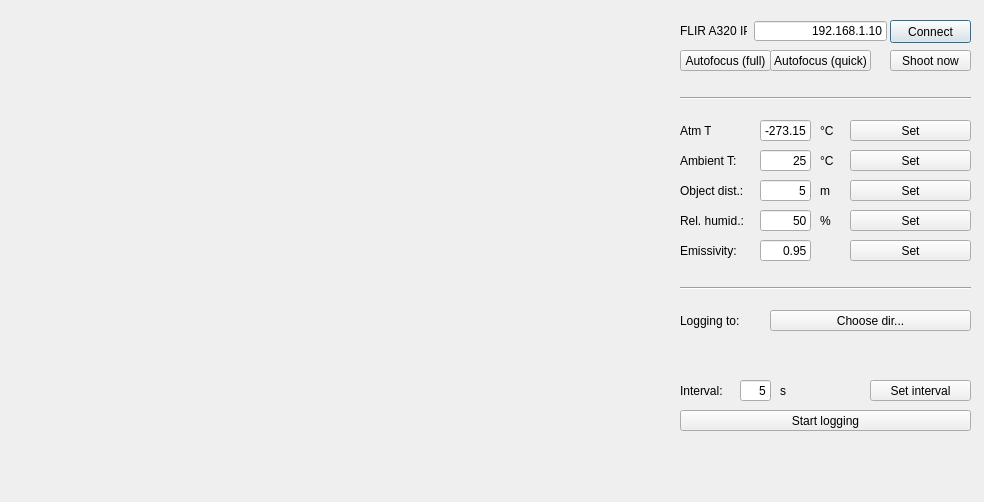
The window that Interface.ui (uglymie/flir-a300-control-and-display) describes before a commit, drawn with Qt 5.
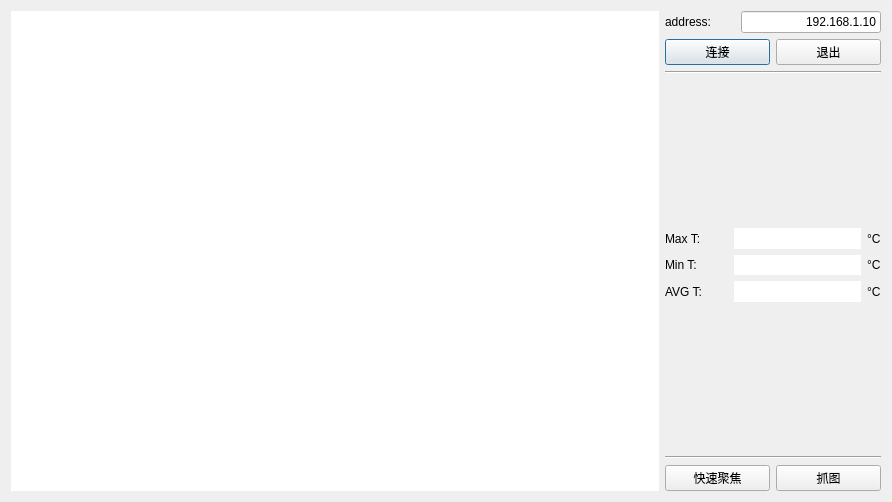
The same window after the commit.

Diff of the .ui file:
```diff
--- a/Interface.ui
+++ b/Interface.ui
@@ -6,7 +6,7 @@
    <rect>
     <x>0</x>
     <y>0</y>
-    <width>984</width>
+    <width>892</width>
     <height>502</height>
    </rect>
   </property>
@@ -16,534 +16,211 @@
   <property name="locale">
    <locale language="English" country="Israel"/>
   </property>
-  <widget class="QLineEdit" name="flirIP">
-   <property name="geometry">
-    <rect>
-     <x>754</x>
-     <y>21</y>
-     <width>133</width>
-     <height>20</height>
-    </rect>
-   </property>
-   <property name="text">
-    <string>192.168.1.10</string>
-   </property>
-   <property name="alignment">
-    <set>Qt::AlignRight|Qt::AlignTrailing|Qt::AlignVCenter</set>
-   </property>
-  </widget>
-  <widget class="QLabel" name="label_2">
-   <property name="geometry">
-    <rect>
-     <x>680</x>
-     <y>20</y>
-     <width>67</width>
-     <height>21</height>
-    </rect>
-   </property>
-   <property name="text">
-    <string>FLIR A320 IP:</string>
-   </property>
-  </widget>
-  <widget class="Line" name="line">
-   <property name="geometry">
-    <rect>
-     <x>680</x>
-     <y>280</y>
-     <width>291</width>
-     <height>16</height>
-    </rect>
-   </property>
-   <property name="orientation">
-    <enum>Qt::Horizontal</enum>
-   </property>
-  </widget>
-  <widget class="QPushButton" name="connect">
-   <property name="geometry">
-    <rect>
-     <x>890</x>
-     <y>20</y>
-     <width>81</width>
-     <height>23</height>
-    </rect>
-   </property>
-   <property name="text">
-    <string>Connect</string>
-   </property>
-  </widget>
-  <widget class="QLabel" name="label_22">
-   <property name="geometry">
-    <rect>
-     <x>820</x>
-     <y>120</y>
-     <width>21</width>
-     <height>21</height>
-    </rect>
-   </property>
-   <property name="text">
-    <string>°C</string>
-   </property>
-  </widget>
-  <widget class="Line" name="line_5">
-   <property name="geometry">
-    <rect>
-     <x>680</x>
-     <y>90</y>
-     <width>291</width>
-     <height>16</height>
-    </rect>
-   </property>
-   <property name="orientation">
-    <enum>Qt::Horizontal</enum>
-   </property>
-  </widget>
-  <widget class="QLabel" name="label_20">
-   <property name="geometry">
-    <rect>
-     <x>680</x>
-     <y>120</y>
-     <width>31</width>
-     <height>21</height>
-    </rect>
-   </property>
-   <property name="text">
-    <string>Atm T:</string>
-   </property>
-  </widget>
-  <widget class="QLineEdit" name="atmT">
-   <property name="geometry">
-    <rect>
-     <x>760</x>
-     <y>120</y>
-     <width>51</width>
-     <height>21</height>
-    </rect>
-   </property>
-   <property name="text">
-    <string>-273.15</string>
-   </property>
-   <property name="alignment">
-    <set>Qt::AlignRight|Qt::AlignTrailing|Qt::AlignVCenter</set>
-   </property>
-  </widget>
-  <widget class="QPushButton" name="setAtmT">
-   <property name="geometry">
-    <rect>
-     <x>850</x>
-     <y>120</y>
-     <width>121</width>
-     <height>21</height>
-    </rect>
-   </property>
-   <property name="text">
-    <string>Set</string>
-   </property>
-  </widget>
-  <widget class="QPushButton" name="shootNow">
-   <property name="geometry">
-    <rect>
-     <x>890</x>
-     <y>50</y>
-     <width>81</width>
-     <height>21</height>
-    </rect>
-   </property>
-   <property name="text">
-    <string>Shoot now</string>
-   </property>
-  </widget>
-  <widget class="QLabel" name="label_25">
-   <property name="geometry">
-    <rect>
-     <x>780</x>
-     <y>380</y>
-     <width>16</width>
-     <height>21</height>
-    </rect>
-   </property>
-   <property name="text">
-    <string>s</string>
-   </property>
-  </widget>
-  <widget class="QLabel" name="label_26">
-   <property name="geometry">
-    <rect>
-     <x>680</x>
-     <y>380</y>
-     <width>51</width>
-     <height>21</height>
-    </rect>
-   </property>
-   <property name="text">
-    <string>Interval:</string>
-   </property>
-  </widget>
-  <widget class="QLineEdit" name="IntervalTime">
-   <property name="geometry">
-    <rect>
-     <x>740</x>
-     <y>380</y>
-     <width>31</width>
-     <height>21</height>
-    </rect>
-   </property>
-   <property name="text">
-    <string>5</string>
-   </property>
-   <property name="alignment">
-    <set>Qt::AlignRight|Qt::AlignTrailing|Qt::AlignVCenter</set>
-   </property>
-  </widget>
-  <widget class="QPushButton" name="IntervalSet">
-   <property name="geometry">
-    <rect>
-     <x>870</x>
-     <y>380</y>
-     <width>101</width>
-     <height>21</height>
-    </rect>
-   </property>
-   <property name="text">
-    <string>Set interval</string>
-   </property>
-  </widget>
-  <widget class="QPushButton" name="LogStart">
-   <property name="geometry">
-    <rect>
-     <x>680</x>
-     <y>410</y>
-     <width>291</width>
-     <height>21</height>
-    </rect>
-   </property>
-   <property name="text">
-    <string>Start logging</string>
-   </property>
-  </widget>
-  <widget class="QLabel" name="label_27">
-   <property name="geometry">
-    <rect>
-     <x>680</x>
-     <y>310</y>
-     <width>61</width>
-     <height>21</height>
-    </rect>
-   </property>
-   <property name="text">
-    <string>Logging to:</string>
-   </property>
-  </widget>
-  <widget class="QLabel" name="logfolder">
-   <property name="geometry">
-    <rect>
-     <x>680</x>
-     <y>340</y>
-     <width>291</width>
-     <height>21</height>
-    </rect>
-   </property>
-   <property name="text">
-    <string/>
-   </property>
-   <property name="alignment">
-    <set>Qt::AlignRight|Qt::AlignTrailing|Qt::AlignVCenter</set>
-   </property>
-  </widget>
-  <widget class="QLabel" name="label_28">
-   <property name="geometry">
-    <rect>
-     <x>680</x>
-     <y>150</y>
-     <width>61</width>
-     <height>21</height>
-    </rect>
-   </property>
-   <property name="text">
-    <string>Ambient T:</string>
-   </property>
-  </widget>
-  <widget class="QLineEdit" name="ambT">
-   <property name="geometry">
-    <rect>
-     <x>760</x>
-     <y>150</y>
-     <width>51</width>
-     <height>21</height>
-    </rect>
-   </property>
-   <property name="text">
-    <string>25</string>
-   </property>
-   <property name="alignment">
-    <set>Qt::AlignRight|Qt::AlignTrailing|Qt::AlignVCenter</set>
-   </property>
-  </widget>
-  <widget class="QPushButton" name="setAmbT">
-   <property name="geometry">
-    <rect>
-     <x>850</x>
-     <y>150</y>
-     <width>121</width>
-     <height>21</height>
-    </rect>
-   </property>
-   <property name="text">
-    <string>Set</string>
-   </property>
-  </widget>
-  <widget class="QLabel" name="label_29">
-   <property name="geometry">
-    <rect>
-     <x>820</x>
-     <y>150</y>
-     <width>21</width>
-     <height>21</height>
-    </rect>
-   </property>
-   <property name="text">
-    <string>°C</string>
-   </property>
-  </widget>
-  <widget class="QLabel" name="label_30">
-   <property name="geometry">
-    <rect>
-     <x>680</x>
-     <y>180</y>
-     <width>71</width>
-     <height>21</height>
-    </rect>
-   </property>
-   <property name="text">
-    <string>Object dist.:</string>
-   </property>
-  </widget>
-  <widget class="QLineEdit" name="dist">
-   <property name="geometry">
-    <rect>
-     <x>760</x>
-     <y>180</y>
-     <width>51</width>
-     <height>21</height>
-    </rect>
-   </property>
-   <property name="text">
-    <string>5</string>
-   </property>
-   <property name="alignment">
-    <set>Qt::AlignRight|Qt::AlignTrailing|Qt::AlignVCenter</set>
-   </property>
-  </widget>
-  <widget class="QPushButton" name="setDist">
-   <property name="geometry">
-    <rect>
-     <x>850</x>
-     <y>180</y>
-     <width>121</width>
-     <height>21</height>
-    </rect>
-   </property>
-   <property name="text">
-    <string>Set</string>
-   </property>
-  </widget>
-  <widget class="QLabel" name="label_31">
-   <property name="geometry">
-    <rect>
-     <x>820</x>
-     <y>180</y>
-     <width>21</width>
-     <height>21</height>
-    </rect>
-   </property>
-   <property name="text">
-    <string>m</string>
-   </property>
-  </widget>
-  <widget class="QLineEdit" name="rh">
-   <property name="geometry">
-    <rect>
-     <x>760</x>
-     <y>210</y>
-     <width>51</width>
-     <height>21</height>
-    </rect>
-   </property>
-   <property name="text">
-    <string>50</string>
-   </property>
-   <property name="alignment">
-    <set>Qt::AlignRight|Qt::AlignTrailing|Qt::AlignVCenter</set>
-   </property>
-  </widget>
-  <widget class="QLabel" name="label_32">
-   <property name="geometry">
-    <rect>
-     <x>820</x>
-     <y>210</y>
-     <width>21</width>
-     <height>21</height>
-    </rect>
-   </property>
-   <property name="text">
-    <string>%</string>
-   </property>
-  </widget>
-  <widget class="QPushButton" name="setRH">
-   <property name="geometry">
-    <rect>
-     <x>850</x>
-     <y>210</y>
-     <width>121</width>
-     <height>21</height>
-    </rect>
-   </property>
-   <property name="text">
-    <string>Set</string>
-   </property>
-  </widget>
-  <widget class="QLabel" name="label_33">
-   <property name="geometry">
-    <rect>
-     <x>680</x>
-     <y>210</y>
-     <width>71</width>
-     <height>21</height>
-    </rect>
-   </property>
-   <property name="text">
-    <string>Rel. humid.:</string>
-   </property>
-  </widget>
-  <widget class="QPushButton" name="setEmissivity">
-   <property name="geometry">
-    <rect>
-     <x>850</x>
-     <y>240</y>
-     <width>121</width>
-     <height>21</height>
-    </rect>
-   </property>
-   <property name="text">
-    <string>Set</string>
-   </property>
-  </widget>
-  <widget class="QLabel" name="label_34">
-   <property name="geometry">
-    <rect>
-     <x>680</x>
-     <y>240</y>
-     <width>71</width>
-     <height>21</height>
-    </rect>
-   </property>
-   <property name="text">
-    <string>Emissivity:</string>
-   </property>
-  </widget>
-  <widget class="QLineEdit" name="emissivity">
-   <property name="geometry">
-    <rect>
-     <x>760</x>
-     <y>240</y>
-     <width>51</width>
-     <height>21</height>
-    </rect>
-   </property>
-   <property name="text">
-    <string>0.95</string>
-   </property>
-   <property name="alignment">
-    <set>Qt::AlignRight|Qt::AlignTrailing|Qt::AlignVCenter</set>
-   </property>
-  </widget>
-  <widget class="QPushButton" name="autofocusFull">
-   <property name="geometry">
-    <rect>
-     <x>680</x>
-     <y>50</y>
-     <width>91</width>
-     <height>21</height>
-    </rect>
-   </property>
-   <property name="text">
-    <string>Autofocus (full)</string>
-   </property>
-  </widget>
-  <widget class="QPushButton" name="autofocusQuick">
-   <property name="geometry">
-    <rect>
-     <x>770</x>
-     <y>50</y>
-     <width>101</width>
-     <height>21</height>
-    </rect>
-   </property>
-   <property name="text">
-    <string>Autofocus (quick)</string>
-   </property>
-  </widget>
-  <widget class="QPushButton" name="chooseFolderButton">
-   <property name="geometry">
-    <rect>
-     <x>770</x>
-     <y>310</y>
-     <width>201</width>
-     <height>21</height>
-    </rect>
-   </property>
-   <property name="text">
-    <string>Choose dir...</string>
-   </property>
-  </widget>
-  <widget class="QLabel" name="currentImg">
-   <property name="geometry">
-    <rect>
-     <x>10</x>
-     <y>10</y>
-     <width>640</width>
-     <height>480</height>
-    </rect>
-   </property>
-   <property name="text">
-    <string/>
-   </property>
-  </widget>
-  <zorder>currentImg</zorder>
-  <zorder>flirIP</zorder>
-  <zorder>label_2</zorder>
-  <zorder>line</zorder>
-  <zorder>connect</zorder>
-  <zorder>label_22</zorder>
-  <zorder>line_5</zorder>
-  <zorder>label_20</zorder>
-  <zorder>atmT</zorder>
-  <zorder>setAtmT</zorder>
-  <zorder>shootNow</zorder>
-  <zorder>label_25</zorder>
-  <zorder>label_26</zorder>
-  <zorder>IntervalTime</zorder>
-  <zorder>IntervalSet</zorder>
-  <zorder>LogStart</zorder>
-  <zorder>label_27</zorder>
-  <zorder>logfolder</zorder>
-  <zorder>chooseFolderButton</zorder>
-  <zorder>label_28</zorder>
-  <zorder>ambT</zorder>
-  <zorder>setAmbT</zorder>
-  <zorder>label_29</zorder>
-  <zorder>label_30</zorder>
-  <zorder>dist</zorder>
-  <zorder>setDist</zorder>
-  <zorder>label_31</zorder>
-  <zorder>rh</zorder>
-  <zorder>label_32</zorder>
-  <zorder>setRH</zorder>
-  <zorder>label_33</zorder>
-  <zorder>setEmissivity</zorder>
-  <zorder>label_34</zorder>
-  <zorder>emissivity</zorder>
-  <zorder>autofocusFull</zorder>
-  <zorder>autofocusQuick</zorder>
+  <layout class="QGridLayout" name="gridLayout" columnstretch="3,1">
+   <item row="0" column="0">
+    <widget class="QLabel" name="currentImg">
+     <property name="styleSheet">
+      <string notr="true">background-color: rgb(255, 255, 255);</string>
+     </property>
+     <property name="text">
+      <string/>
+     </property>
+    </widget>
+   </item>
+   <item row="0" column="1">
+    <layout class="QVBoxLayout" name="verticalLayout_3" stretch="2,1,2,1,2,2,2">
+     <item>
+      <layout class="QVBoxLayout" name="verticalLayout_2" stretch="1,1">
+       <item>
+        <layout class="QHBoxLayout" name="horizontalLayout_4" stretch="1,2">
+         <item>
+          <widget class="QLabel" name="label_2">
+           <property name="text">
+            <string>address:</string>
+           </property>
+          </widget>
+         </item>
+         <item>
+          <widget class="QLineEdit" name="flirIP">
+           <property name="text">
+            <string>192.168.1.10</string>
+           </property>
+           <property name="alignment">
+            <set>Qt::AlignRight|Qt::AlignTrailing|Qt::AlignVCenter</set>
+           </property>
+          </widget>
+         </item>
+        </layout>
+       </item>
+       <item>
+        <layout class="QHBoxLayout" name="horizontalLayout_5">
+         <item>
+          <widget class="QPushButton" name="connect_B">
+           <property name="text">
+            <string>连接</string>
+           </property>
+          </widget>
+         </item>
+         <item>
+          <widget class="QPushButton" name="exit_B">
+           <property name="text">
+            <string>退出</string>
+           </property>
+          </widget>
+         </item>
+        </layout>
+       </item>
+      </layout>
+     </item>
+     <item>
+      <widget class="Line" name="line_5">
+       <property name="orientation">
+        <enum>Qt::Horizontal</enum>
+       </property>
+      </widget>
+     </item>
+     <item>
+      <spacer name="verticalSpacer_2">
+       <property name="orientation">
+        <enum>Qt::Vertical</enum>
+       </property>
+       <property name="sizeHint" stdset="0">
+        <size>
+         <width>20</width>
+         <height>40</height>
+        </size>
+       </property>
+      </spacer>
+     </item>
+     <item>
+      <layout class="QVBoxLayout" name="verticalLayout">
+       <item>
+        <layout class="QHBoxLayout" name="horizontalLayout" stretch="1,2,0">
+         <item>
+          <widget class="QLabel" name="label_28">
+           <property name="text">
+            <string>Max T:</string>
+           </property>
+          </widget>
+         </item>
+         <item>
+          <widget class="QLabel" name="maxT_label">
+           <property name="styleSheet">
+            <string notr="true">background-color: rgb(255, 255, 255);</string>
+           </property>
+           <property name="text">
+            <string/>
+           </property>
+          </widget>
+         </item>
+         <item>
+          <widget class="QLabel" name="label_29">
+           <property name="text">
+            <string>°C</string>
+           </property>
+          </widget>
+         </item>
+        </layout>
+       </item>
+       <item>
+        <layout class="QHBoxLayout" name="horizontalLayout_2" stretch="1,2,0">
+         <item>
+          <widget class="QLabel" name="label_30">
+           <property name="text">
+            <string>Min T:</string>
+           </property>
+          </widget>
+         </item>
+         <item>
+          <widget class="QLabel" name="minT_label">
+           <property name="styleSheet">
+            <string notr="true">background-color: rgb(255, 255, 255);</string>
+           </property>
+           <property name="text">
+            <string/>
+           </property>
+          </widget>
+         </item>
+         <item>
+          <widget class="QLabel" name="label_31">
+           <property name="text">
+            <string>°C</string>
+           </property>
+          </widget>
+         </item>
+        </layout>
+       </item>
+       <item>
+        <layout class="QHBoxLayout" name="horizontalLayout_3" stretch="1,2,0">
+         <item>
+          <widget class="QLabel" name="label_20">
+           <property name="text">
+            <string>AVG T:</string>
+           </property>
+          </widget>
+         </item>
+         <item>
+          <widget class="QLabel" name="AVGT_label">
+           <property name="styleSheet">
+            <string notr="true">background-color: rgb(255, 255, 255);</string>
+           </property>
+           <property name="text">
+            <string/>
+           </property>
+          </widget>
+         </item>
+         <item>
+          <widget class="QLabel" name="label_22">
+           <property name="text">
+            <string>°C</string>
+           </property>
+          </widget>
+         </item>
+        </layout>
+       </item>
+      </layout>
+     </item>
+     <item>
+      <spacer name="verticalSpacer">
+       <property name="orientation">
+        <enum>Qt::Vertical</enum>
+       </property>
+       <property name="sizeHint" stdset="0">
+        <size>
+         <width>17</width>
+         <height>37</height>
+        </size>
+       </property>
+      </spacer>
+     </item>
+     <item>
+      <widget class="Line" name="line">
+       <property name="orientation">
+        <enum>Qt::Horizontal</enum>
+       </property>
+      </widget>
+     </item>
+     <item>
+      <layout class="QHBoxLayout" name="horizontalLayout_6">
+       <item>
+        <widget class="QPushButton" name="autofocusQuick_B">
+         <property name="text">
+          <string>快速聚焦</string>
+         </property>
+        </widget>
+       </item>
+       <item>
+        <widget class="QPushButton" name="shootNow_B">
+         <property name="text">
+          <string>抓图</string>
+         </property>
+        </widget>
+       </item>
+      </layout>
+     </item>
+    </layout>
+   </item>
+  </layout>
  </widget>
  <resources/>
  <connections/>
```
Left out of the diff: 2 changed lines with no effect on the pictures.
